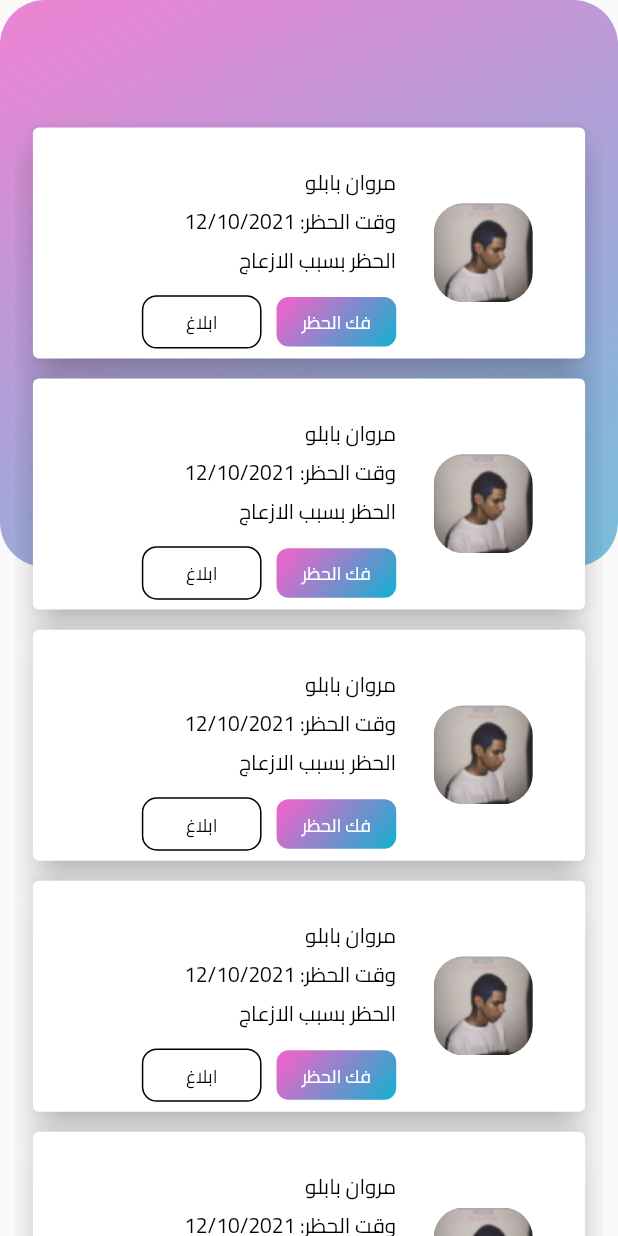
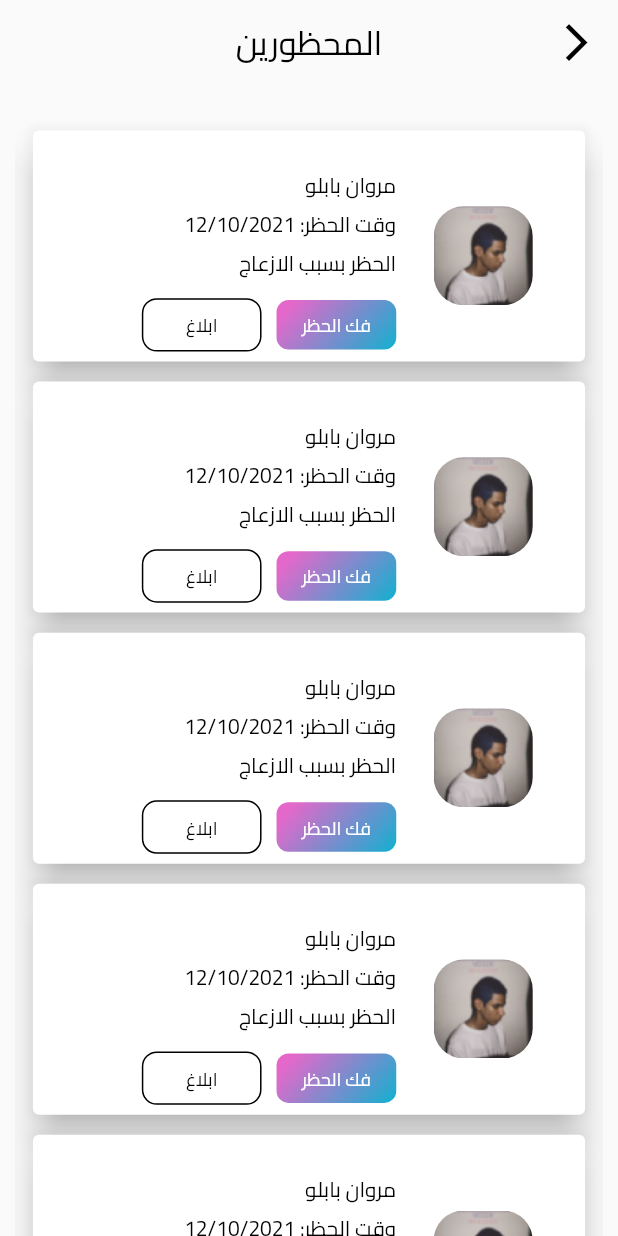
Before and after one commit to fazproject53/merge, a Flutter app: the blockList screen opened directly, on a phone screen of 412 x 824 dp. Run offline on Flutter 3.47's test engine with Material 2 defaults, Android fonts, the phone set to English and light mode, and no system bars; our stand-ins replace auto_size_text, device_preview, dots_indicator, flutter_screenutil, image_picker, shared_preferences; missing offline and left inert: checkbox_grouped; accounts and stored records are empty.

Commit message:
fayzeh 2/102022

```diff
--- a/celepraty-Alaa/lib/celebrity/blockList.dart
+++ b/celepraty-Alaa/lib/celebrity/blockList.dart
@@ -14,21 +14,10 @@ class _blockListState extends State<blockList> {
     return Directionality(
       textDirection: TextDirection.rtl,
       child: Scaffold(
+        appBar: drowAppBar('المحظورين'),
       body: Stack(children: [
-         Container(
-           height: 350.h,
-        decoration: BoxDecoration(
-          borderRadius: BorderRadius.circular(30.0),
-          gradient:  LinearGradient(
-            begin: Alignment(0.7, 2.0),
-            end: Alignment(-0.69, -1.0),
-            colors: [Color(0xff0ab3d0).withOpacity(0.65), Color(0xffe468ca).withOpacity(0.80)],
-            stops: [0.0, 1.0],
-          ),
 
-        ),
-      ),
-        paddingg( 10,10,70,ListView.builder(
+        paddingg( 10,10,20,ListView.builder(
             itemCount: 5,
             itemBuilder: (context, index) {
             return paddingg(8,8,5 ,SizedBox(
--- a/celepraty-Alaa/lib/celebrity/celebrityHomePage.dart
+++ b/celepraty-Alaa/lib/celebrity/celebrityHomePage.dart
@@ -18,6 +18,7 @@ class _celebrityHomePageState extends State<celebrityHomePage> {
     return   Directionality(
       textDirection: TextDirection.rtl,
       child: Scaffold(
+        appBar: drowAppBar('الصفحة الرئيسية'),
             body: Container(
                     alignment: Alignment.bottomCenter,
               height: 800.h,
--- a/celepraty-Alaa/lib/celebrity/orders/advArea.dart
+++ b/celepraty-Alaa/lib/celebrity/orders/advArea.dart
@@ -21,6 +21,7 @@ class _advAreaState extends State<advArea>{
   @override
   Widget build(BuildContext context) {
     return Scaffold(
+        appBar: drowAppBar('مساحة اعلانية'),
         body: Directionality(
         textDirection: TextDirection.rtl,
         child: SingleChildScrollView(
@@ -30,7 +31,7 @@ class _advAreaState extends State<advArea>{
         child: paddingg(12, 12, 5, Column(
         crossAxisAlignment: CrossAxisAlignment.stretch,
         children: [
-        SizedBox(height: 80.h,),
+        SizedBox(height: 30.h,),
           padding(10, 12, Container( alignment : Alignment.topRight,child:  Text(' اطلب مسلحتك\n الاعلانية', style: TextStyle(fontSize: 18.sp, color: textBlack , fontFamily: 'Cairo'), )),),
 
           SizedBox(height: 20.h,),
--- a/celepraty-Alaa/lib/celebrity/setting/celebratyProfile.dart
+++ b/celepraty-Alaa/lib/celebrity/setting/celebratyProfile.dart
@@ -21,8 +21,7 @@ class _celebratyProfileState extends State<celebratyProfile>{
 @override
   Widget build(BuildContext context) {
     return Scaffold(
-
-      //appBar: AppBar(backgroundColor:  Colors.white,),
+      appBar: drowAppBar('حسابي'),
       body:Directionality(
         textDirection: TextDirection.rtl,
         child: Center(
@@ -33,7 +32,7 @@ class _celebratyProfileState extends State<celebratyProfile>{
 
                   Column(
                     children: [
-                      const SizedBox(height: 70,),
+                       SizedBox(height: 30.h,),
                       padding(8, 8 ,Container(height:56.h, width: 56.w ,child: CircleAvatar( radius: 48.r, child: Image.network('http://assets.stickpng.com/images/585e4bf3cb11b227491c339a.png'))),),
                       padding(8, 8,text(context,'مروان بابلو', 20, black, fontWeight: FontWeight.bold, family: 'Cairo'),),
                       padding(8, 8,text(context,'الفئة : مطرب ', 12, textBlack, family: 'Cairo' ),),
--- a/celepraty-Alaa/lib/celebrity/setting/profileInformation.dart
+++ b/celepraty-Alaa/lib/celebrity/setting/profileInformation.dart
@@ -33,6 +33,7 @@ class profileInformaion extends StatefulWidget{
         @override
         Widget build(BuildContext context) {
         return Scaffold(
+        appBar: drowAppBar('المعلومات الشخصية'),
         body: Directionality(
         textDirection: TextDirection.rtl,
         child: SingleChildScrollView(
@@ -42,7 +43,7 @@ class profileInformaion extends StatefulWidget{
               child: paddingg(12, 12, 5, Column(
                 crossAxisAlignment: CrossAxisAlignment.stretch,
                   children: [
-                  SizedBox(height: 80.h,),
+                  SizedBox(height: 30.h,),
                     padding(10, 12, Container( alignment : Alignment.topRight,child: Text('قم بملئ او تعديل \n معلوماتك الشخصية', style: const TextStyle(fontSize: 18, color: textBlack , fontFamily: 'Cairo'), )),),
 
                     //========================== form ===============================================
--- a/celepraty-Alaa/lib/main.dart
+++ b/celepraty-Alaa/lib/main.dart
@@ -1,4 +1,5 @@
 import 'package:celepraty/Models/Variabls/varaibles.dart';
+import 'package:celepraty/celebrity/Requests/ReguistMainPage.dart';
 import 'package:celepraty/celebrity/blockList.dart';
 import 'package:celepraty/celebrity/celebrityHomePage.dart';
 import 'package:celepraty/celebrity/orders/gifttingForm.dart';
```
